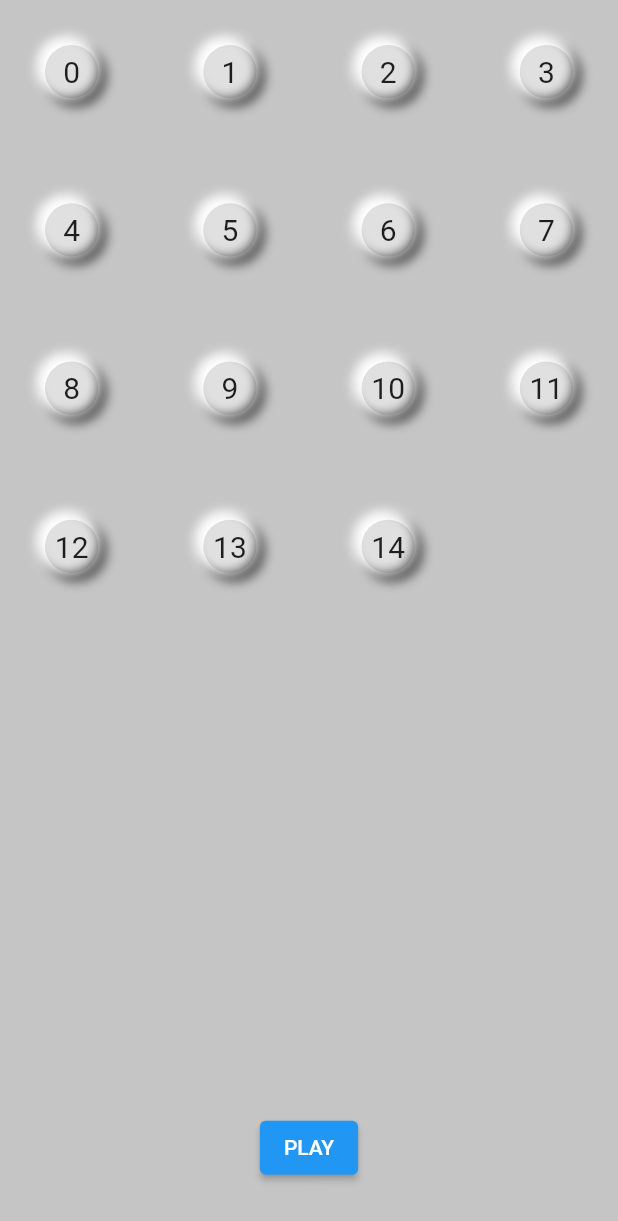
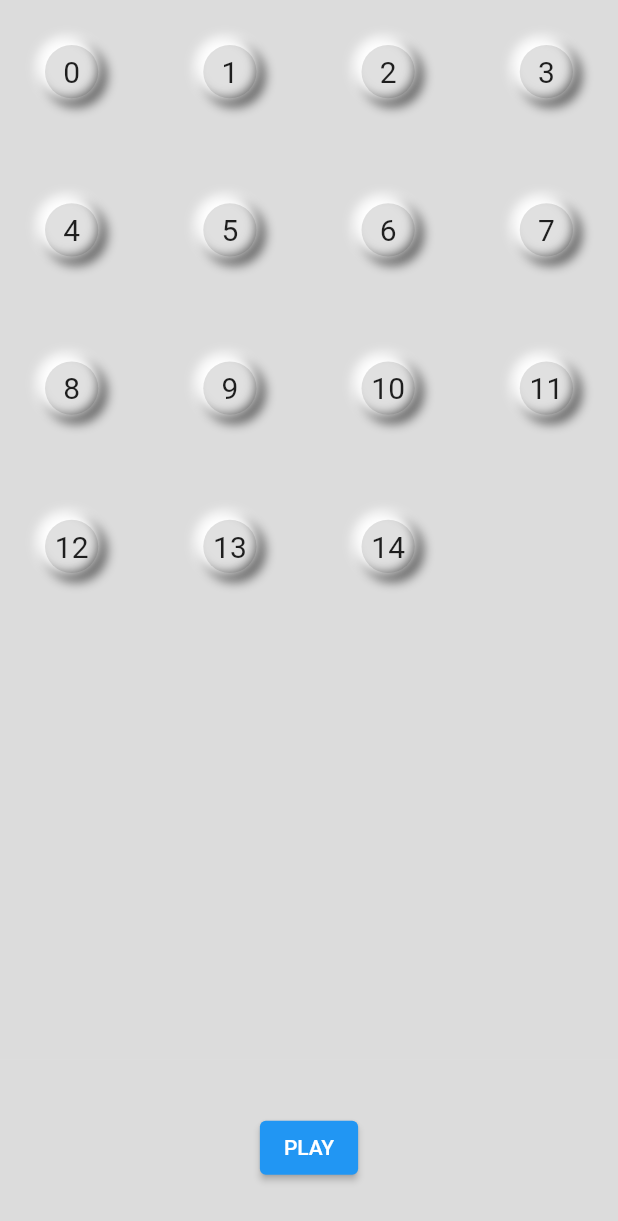
Before and after one commit to Hhanri/puzzle, a Flutter app: the screen it shows after launch, on a phone screen of 412 x 824 dp. Shown: the top 1221 px of the screen. Run offline on Flutter 3.47's test engine with Material 2 defaults, Android fonts, the phone set to English and light mode, and no system bars; our stand-ins replace bloc, equatable, flutter_bloc.

Commit message:
fixed colors

```diff
--- a/lib/main.dart
+++ b/lib/main.dart
@@ -15,7 +15,7 @@ class MyApp extends StatelessWidget {
       title: 'Flutter Demo',
       theme: ThemeData(
         primarySwatch: Colors.blue,
-        scaffoldBackgroundColor: Colors.black12,
+        //scaffoldBackgroundColor: Colors.black12,
       ),
       home: const HomeScreen(),
     );
--- a/lib/pages/home_page.dart
+++ b/lib/pages/home_page.dart
@@ -10,7 +10,6 @@ class HomeScreen extends StatelessWidget {
   @override
   Widget build(BuildContext context) {
     return Scaffold(
-      backgroundColor: Colors.black12,
       body: Center(
         child: BlocProvider<PuzzleBloc>(
           create: (context) => PuzzleBloc()..add(StartGameEvent()),
```
